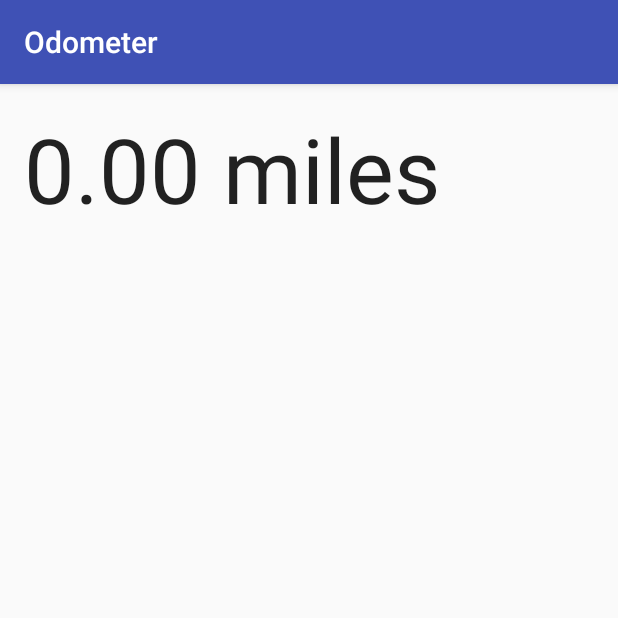
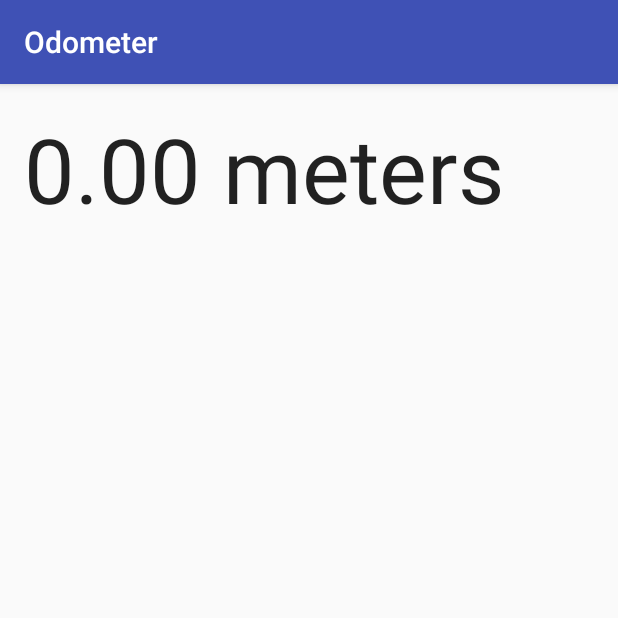
Before and after one commit to e-kuri/Odometer, an Android app: the screen it shows after launch (MainActivity), on a phone screen of 412 x 824 dp, the top half of it. Run offline under Robolectric (Android 15) with nearby library versions, the phone set to English and light mode, and no system bars; 1 statement that could not run was skipped.

Commit message:
unit modified

```diff
--- a/app/src/main/java/com/example/admin/odometer/MainActivity.java
+++ b/app/src/main/java/com/example/admin/odometer/MainActivity.java
@@ -88,7 +88,7 @@ public class MainActivity extends AppCompatActivity {
                 if(odometerService != null){
                     distance = odometerService.getDistanceTravelled();
                 }
-                String stringDistance = String.format("%1$,.2f miles", distance);
+                String stringDistance = String.format("%1$,.2f meters", distance);
                 distanceView.setText(stringDistance);
                 handler.postDelayed(this, 1000);
             }
```
Also changed, not shown: 1 other file.
